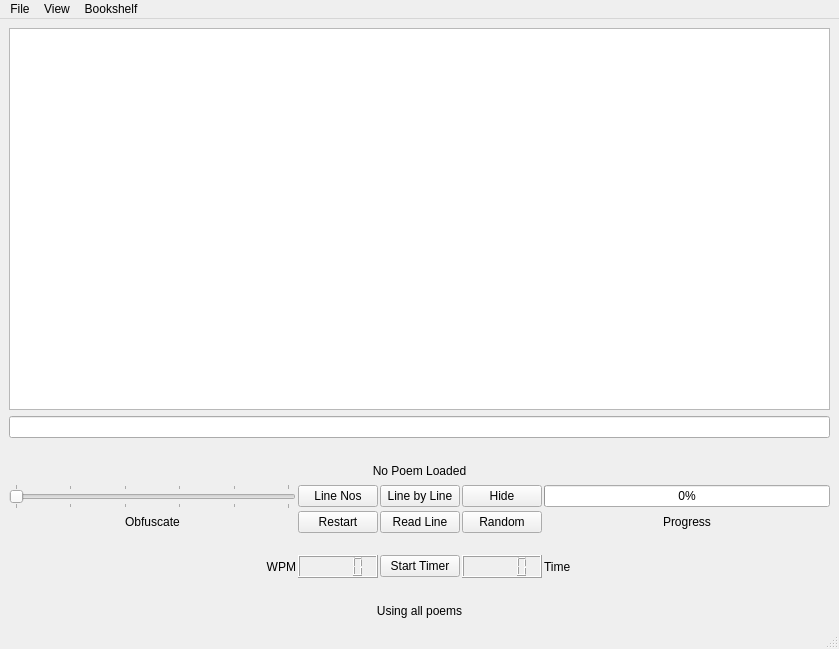
The window that mygui.ui (thebirdsbeak/poetry_memorizer) describes before a commit, drawn with Qt 5.
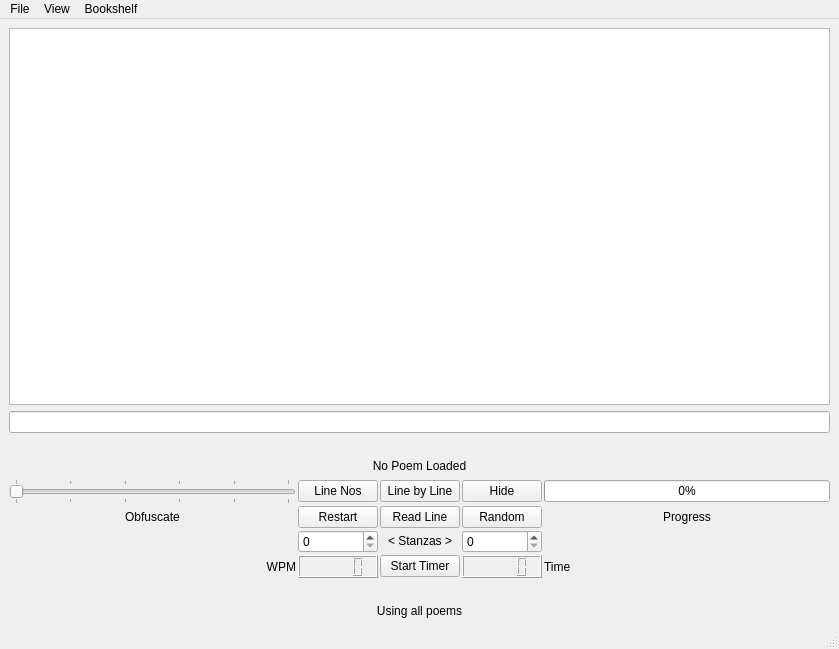
The same window after the commit.

Commit message: made start on selecting stanza range

```diff
--- a/mygui.ui
+++ b/mygui.ui
@@ -189,6 +189,25 @@
           </property>
          </widget>
         </item>
+        <item row="3" column="2">
+         <widget class="QSpinBox" name="spinBoxStart"/>
+        </item>
+        <item row="3" column="4">
+         <widget class="QSpinBox" name="spinBoxEnd"/>
+        </item>
+        <item row="3" column="3">
+         <widget class="QLabel" name="label">
+          <property name="layoutDirection">
+           <enum>Qt::LeftToRight</enum>
+          </property>
+          <property name="text">
+           <string>&lt; Stanzas &gt;</string>
+          </property>
+          <property name="alignment">
+           <set>Qt::AlignCenter</set>
+          </property>
+         </widget>
+        </item>
        </layout>
       </item>
       <item>
```
Left out of the diff: 2 changed lines with no effect on the pictures. The commit also changes 3 other files.
